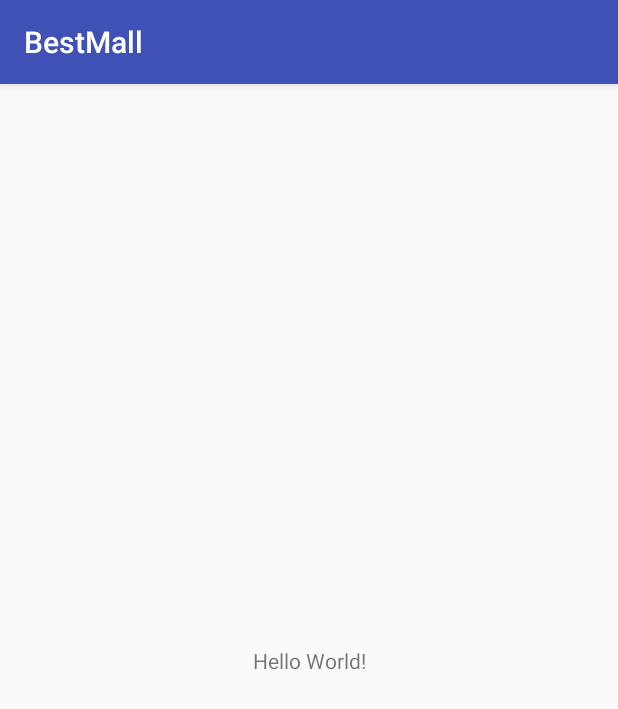
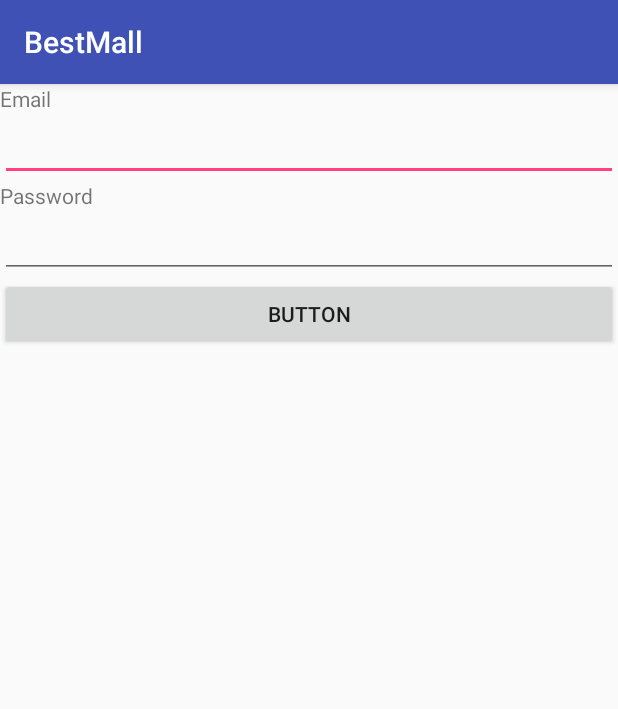
Before and after one commit to HamzaALdda/BestMall, an Android app: the screen it shows after launch (MainActivity), on a phone screen of 412 x 824 dp. Shown: the top 709 px of the screen. Run offline under Robolectric (Android 15) with nearby library versions, the phone set to English and light mode, and no system bars.

Commit message:
doing the LoginView

```diff
--- a/app/src/main/res/layout/activity_main.xml
+++ b/app/src/main/res/layout/activity_main.xml
@@ -6,13 +6,41 @@
     android:layout_height="match_parent"
     tools:context=".MainActivity">
 
-    <TextView
-        android:layout_width="wrap_content"
-        android:layout_height="wrap_content"
-        android:text="Hello World!"
-        app:layout_constraintBottom_toBottomOf="parent"
-        app:layout_constraintLeft_toLeftOf="parent"
-        app:layout_constraintRight_toRightOf="parent"
-        app:layout_constraintTop_toTopOf="parent" />
+    <LinearLayout
+        android:layout_width="match_parent"
+        android:layout_height="match_parent"
+        android:orientation="vertical">
 
+        <TextView
+            android:id="@+id/textView"
+            android:layout_width="match_parent"
+            android:layout_height="wrap_content"
+            android:text="Email" />
+
+        <EditText
+            android:id="@+id/loginView_textField_email"
+            android:layout_width="match_parent"
+            android:layout_height="wrap_content"
+            android:ems="10"
+            android:inputType="textEmailAddress" />
+
+        <TextView
+            android:id="@+id/textView2"
+            android:layout_width="match_parent"
+            android:layout_height="wrap_content"
+            android:text="Password" />
+
+        <EditText
+            android:id="@+id/loginView_textField_password"
+            android:layout_width="match_parent"
+            android:layout_height="wrap_content"
+            android:ems="10"
+            android:inputType="textPassword" />
+
+        <Button
+            android:id="@+id/loginView_btn_Login"
+            android:layout_width="match_parent"
+            android:layout_height="wrap_content"
+            android:text="Button" />
+    </LinearLayout>
 </android.support.constraint.ConstraintLayout>
```
